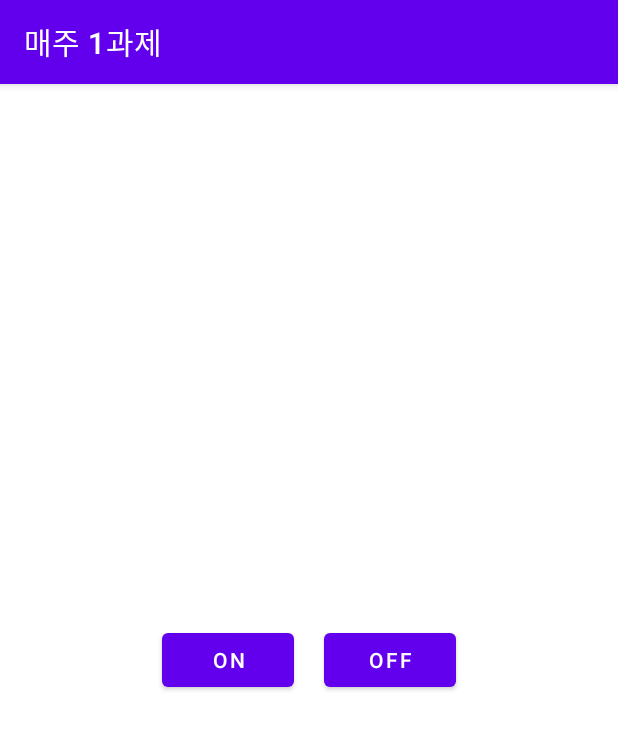
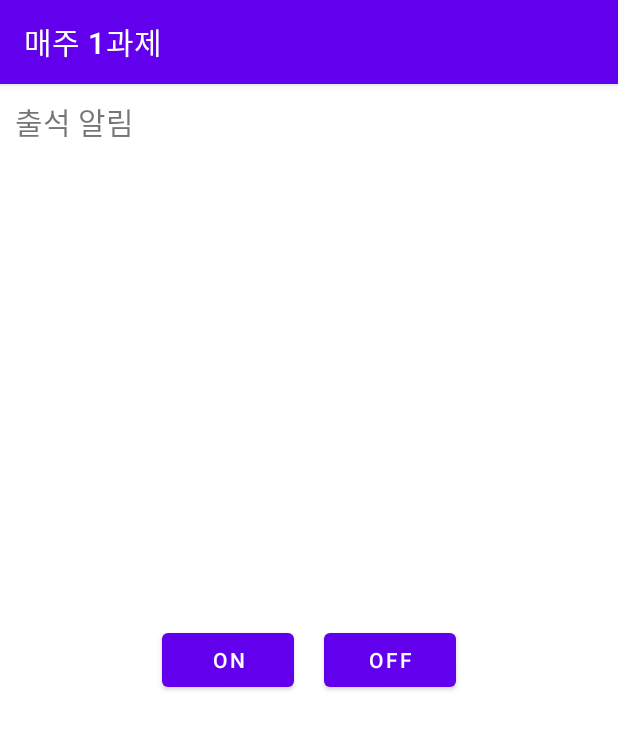
Before and after one commit to Profrog/maeju_test, an Android app: the ReserveActivity_attend screen opened directly, with no data from a screen before it, after a tap on "ON", on a phone screen of 412 x 824 dp. Shown: the top 729 px of the screen. Run offline under Robolectric (Android 15) with nearby library versions, the phone set to English and light mode, and no system bars; network calls fail.

Commit message:
예약 알람

```diff
--- a/app/src/main/java/com/example/logintest/ProfileActivity.java
+++ b/app/src/main/java/com/example/logintest/ProfileActivity.java
@@ -184,8 +184,13 @@ public class ProfileActivity extends AppCompatActivity implements View.OnClickLi
         startActivity(intent1);
     }
 
-    public void reserve(View v){
-        Intent intent1 = new Intent(getApplicationContext(), ReserveActivity.class);
+    public void reserve_attend(View v){
+        Intent intent1 = new Intent(getApplicationContext(), ReserveActivity_attend.class);
+        startActivity(intent1);
+    }
+
+    public void reserve_quiz(View v){
+        Intent intent1 = new Intent(getApplicationContext(), ReserveActivity_quiz.class);
         startActivity(intent1);
     }
 
--- a/app/src/main/java/com/example/logintest/ReserveActivity.java
+++ b/app/src/main/java/com/example/logintest/ReserveActivity_attend.java
@@ -1,44 +1,32 @@
 package com.example.logintest;
 
-
 import android.app.AlarmManager;
-import android.app.Notification;
-import android.app.NotificationChannel;
-import android.app.NotificationManager;
 import android.app.PendingIntent;
 import android.content.ComponentName;
 import android.content.Context;
 import android.content.Intent;
 import android.content.SharedPreferences;
 import android.content.pm.PackageManager;
-import android.graphics.Bitmap;
-import android.graphics.BitmapFactory;
 import android.os.Build;
 import android.os.Bundle;
 import android.view.View;
 import android.widget.Button;
-import android.widget.TextView;
-import android.widget.TimePicker;
 import android.widget.Toast;
 
 import androidx.appcompat.app.AppCompatActivity;
-import androidx.core.app.NotificationCompat;
-import androidx.core.app.NotificationManagerCompat;
 
 import java.text.SimpleDateFormat;
 import java.util.Calendar;
 import java.util.Date;
-import java.util.GregorianCalendar;
 import java.util.Locale;
 
-
-public class ReserveActivity extends AppCompatActivity {
-    Boolean dailyNotify = false; // 무조건 알람을 사용
+public class ReserveActivity_attend extends AppCompatActivity {
+    Boolean dailyNotify = true; // 무조건 알람을 사용
 
     @Override
     protected void onCreate(Bundle savedInstanceState) {
         super.onCreate(savedInstanceState);
-        setContentView(R.layout.reserve);
+        setContentView(R.layout.reserve_attend);
         Calendar calendar = Calendar.getInstance();
 
 
@@ -49,8 +37,8 @@ public class ReserveActivity extends AppCompatActivity {
 
                 dailyNotify=true;
                 calendar.setTimeInMillis(System.currentTimeMillis());
-                calendar.set(Calendar.DAY_OF_WEEK,Calendar.SUNDAY);
-                calendar.set(Calendar.HOUR_OF_DAY, 21);
+                calendar.set(Calendar.DAY_OF_WEEK,Calendar.TUESDAY);
+                calendar.set(Calendar.HOUR_OF_DAY, 22);
                 calendar.set(Calendar.MINUTE, 0);
                 calendar.set(Calendar.SECOND, 0);
 
@@ -60,7 +48,7 @@ public class ReserveActivity extends AppCompatActivity {
                 }
 
                 Date currentDateTime = calendar.getTime();
-                String date_text = new SimpleDateFormat("yyyy년 MM월 dd일 EE요일 a hh시 mm분 ", Locale.getDefault()).format(currentDateTime);
+                String date_text = new SimpleDateFormat("yyyy년 MM월 dd일 EE요일 a hh시 mm분 ss초", Locale.getDefault()).format(currentDateTime);
                 Toast.makeText(getApplicationContext(), date_text + "으로 알람이 설정되었습니다!", Toast.LENGTH_SHORT).show();
 
                 //  Preference에 설정한 값 저장
@@ -87,8 +75,8 @@ public class ReserveActivity extends AppCompatActivity {
 
     void diaryNotification(Calendar calendar) {
         PackageManager pm = this.getPackageManager();
-        ComponentName receiver = new ComponentName(this, DeviceBootReceiver.class);
-        Intent alarmIntent = new Intent(this, AlarmReceiver.class);
+        ComponentName receiver = new ComponentName(this, DeviceBootReceiver_attend.class);
+        Intent alarmIntent = new Intent(this, AlarmReceiver_attend.class);
         PendingIntent pendingIntent = PendingIntent.getBroadcast(this, 0, alarmIntent, 0);
         AlarmManager alarmManager = (AlarmManager) getSystemService(Context.ALARM_SERVICE);
 
@@ -99,8 +87,7 @@ public class ReserveActivity extends AppCompatActivity {
 
             if (alarmManager != null) {
 
-                alarmManager.setRepeating(AlarmManager.RTC_WAKEUP, calendar.getTimeInMillis(),
-                        AlarmManager.INTERVAL_DAY, pendingIntent);
+                alarmManager.setRepeating(AlarmManager.RTC_WAKEUP, calendar.getTimeInMillis(),AlarmManager.INTERVAL_HOUR, pendingIntent);
 
                 if (Build.VERSION.SDK_INT >= Build.VERSION_CODES.M) {
                     alarmManager.setExactAndAllowWhileIdle(AlarmManager.RTC_WAKEUP, calendar.getTimeInMillis(), pendingIntent);
--- /dev/null
+++ b/app/src/main/res/layout/reserve_attend.xml
@@ -0,0 +1,43 @@
+<?xml version="1.0" encoding="utf-8"?>
+
+<androidx.constraintlayout.widget.ConstraintLayout
+    xmlns:android="http://schemas.android.com/apk/res/android"
+    xmlns:app="http://schemas.android.com/apk/res-auto"
+    xmlns:tools="http://schemas.android.com/tools"
+    android:layout_width="match_parent"
+    android:layout_height="match_parent"
+    tools:context=".MainActivity">
+
+    <TextView
+        android:layout_width="wrap_content"
+        android:layout_height="wrap_content"
+        app:layout_constraintTop_toTopOf="parent"
+        app:layout_constraintLeft_toLeftOf="parent"
+        android:layout_marginLeft="10dp"
+        android:layout_marginTop="10dp"
+        android:text="출석 알림"
+        android:textSize="20dp"
+        />
+
+    <Button
+        android:text="on"
+        android:layout_width="wrap_content"
+        android:layout_height="wrap_content"
+        app:layout_constraintLeft_toLeftOf="parent"
+        app:layout_constraintRight_toRightOf="@id/buttonOff"
+        app:layout_constraintTop_toTopOf="parent"
+        app:layout_constraintBottom_toBottomOf="parent"
+        android:id="@+id/buttonOn" />
+
+    <Button
+        android:text="off"
+        android:layout_width="wrap_content"
+        android:layout_height="wrap_content"
+        app:layout_constraintLeft_toLeftOf="@id/buttonOn"
+        app:layout_constraintRight_toRightOf="parent"
+        app:layout_constraintTop_toTopOf="parent"
+        app:layout_constraintBottom_toBottomOf="parent"
+
+        android:id="@+id/buttonOff" />
+
+</androidx.constraintlayout.widget.ConstraintLayout>
```
Also changed, not shown: app/src/main/AndroidManifest.xml (+11 -5 lines), app/src/main/java/com/example/logintest/AlarmReceiver_attend.java (added, +89 -0 lines), app/src/main/java/com/example/logintest/AlarmReceiver_quiz.java (renamed from app/src/main/java/com/example/logintest/AlarmReceiver.java, +8 -9 lines), app/src/main/java/com/example/logintest/DeviceBootReceiver_attend.java (renamed from app/src/main/java/com/example/logintest/DeviceBootReceiver.java, +6 -6 lines), app/src/main/java/com/example/logintest/DeviceBootReceiver_quiz.java (added, +55 -0 lines), app/src/main/java/com/example/logintest/ReserveActivity_quiz.java (added, +114 -0 lines), app/src/main/res/layout/activity_profile.xml (+11 -3 lines), app/src/main/res/layout/reserve_quiz.xml (renamed from app/src/main/res/layout/reserve.xml, +10 -0 lines).
